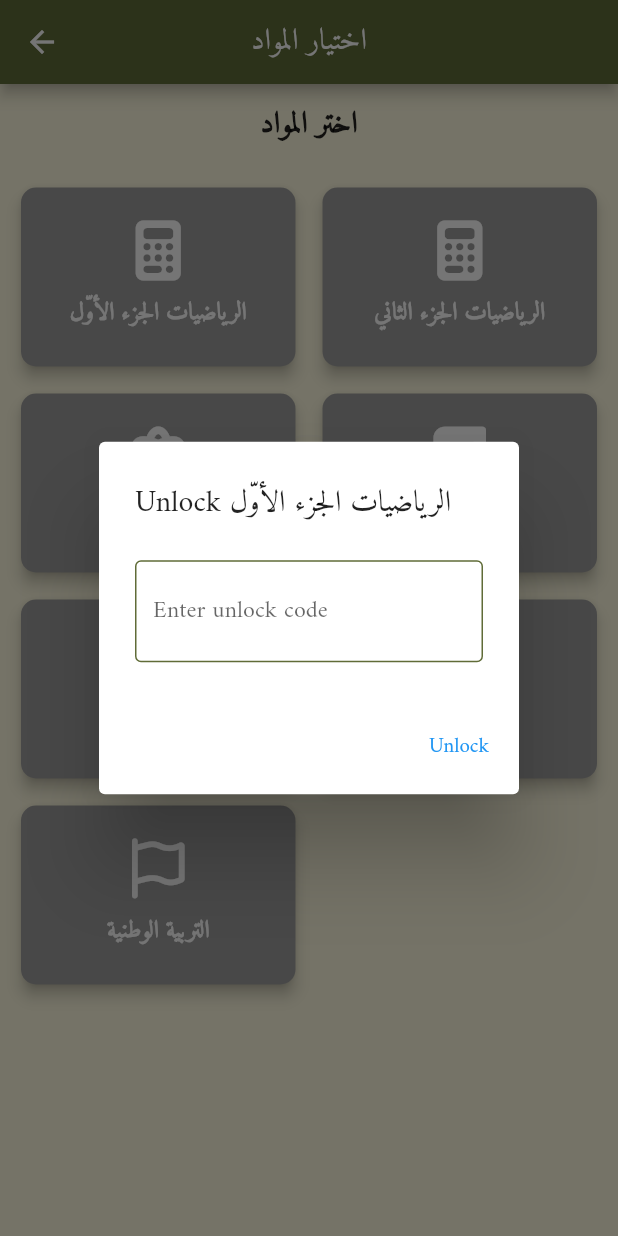
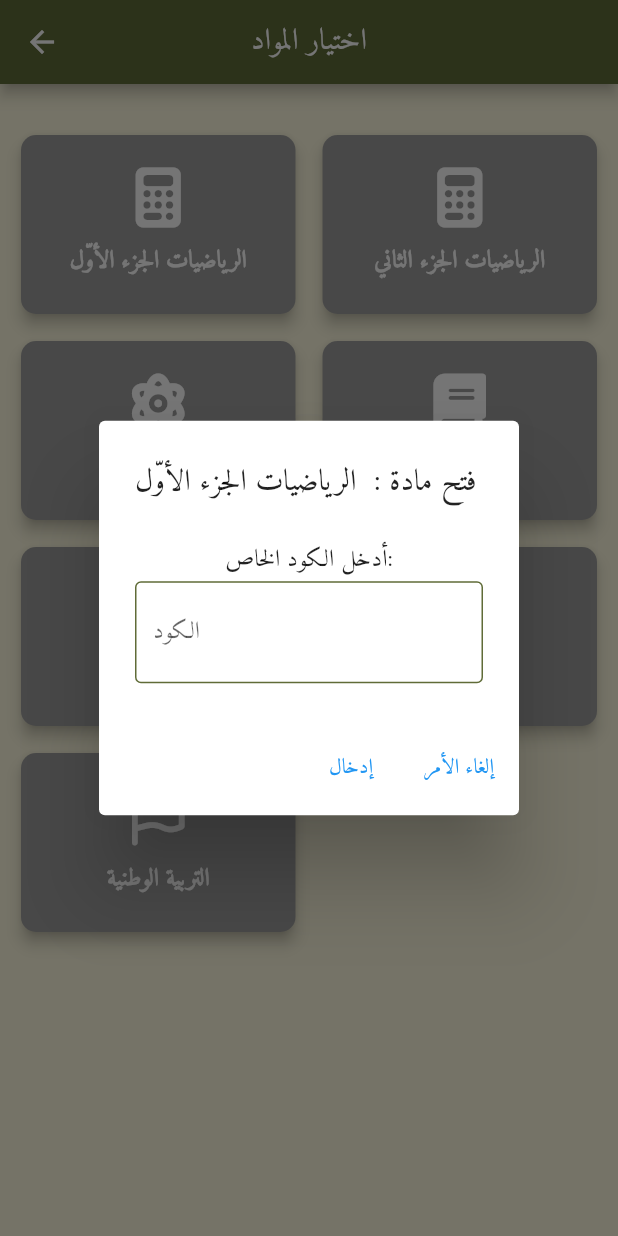
Before and after one commit to ChessXFM/baka, a Flutter app: the SubjectSelectionScreen screen opened by its route, after a tap on "الرياضيات الجزء الأوّل", on a phone screen of 412 x 824 dp. Run offline on Flutter 3.47's test engine with Material 2 defaults, Android fonts, the phone set to English and light mode, and no system bars; our stand-ins replace audioplayers, cloud_firestore, equatable, firebase_auth, firebase_core, flutter_bloc and 7 more; accounts and stored records are empty; generated files the repository leaves out were written again.

Commit message:
color handling

```diff
--- a/lib/features/quiz/bloc/quiz_bloc.dart
+++ b/lib/features/quiz/bloc/quiz_bloc.dart
@@ -4,6 +4,7 @@ import 'package:cloud_firestore/cloud_firestore.dart';
 import 'package:flutter_bloc/flutter_bloc.dart';
 import 'package:game/features/quiz/bloc/quiz_events.dart';
 import 'package:game/features/quiz/bloc/quiz_states.dart';
+import 'package:shared_preferences/shared_preferences.dart';
 import '../../../Core/constant.dart';
 import '../services/firebase_service.dart';
 import '../services/local_storage_service.dart';
@@ -19,8 +20,27 @@ class QuizBloc extends Bloc<QuizEvent, QuizState> {
     on<TimerTick>(_onTimerTick);
     on<SelectAnswer>(_onSubmitAnswer);
     on<SyncQuestions>(_onSyncQuestions);
-    // on<AddQuestionEvent>(_onAddQuestion);
+    on<UnlockSubject>(_onUnlockSubject);
   }
+Future<QuizState> _onUnlockSubject(UnlockSubject event, Emitter<QuizState> emit) async {
+  // Get the instance of SharedPreferences
+  final prefs = await SharedPreferences.getInstance();
+
+  // Retrieve the list of unlocked subjects, or initialize it if it doesn't exist
+  List<String> unlockedSubjects = prefs.getStringList('unlockedSubjects') ?? [];
+
+  // Check if the subject is already unlocked
+  if (!unlockedSubjects.contains(event.subjectName)) {
+    // If not, add the subject to the list
+    unlockedSubjects.add(event.subjectName);
+
+    // Save the updated list back to SharedPreferences
+    await prefs.setStringList('unlockedSubjects', unlockedSubjects);
+  }
+
+  // Return the new state with the updated list of unlocked subjects
+  return SubjectUnlockedState(unlockedSubjects);
+}
 
   void _startTimer() {
     const duration = Duration(seconds: 1);
@@ -162,22 +182,6 @@ class QuizBloc extends Bloc<QuizEvent, QuizState> {
     }
   }
 
-// // Handler for adding a question to Firebase
-//   Future<void> _onAddQuestion(
-//       AddQuestionEvent event, Emitter<QuizState> emit) async {
-//     emit(AddingQuestionState());
-
-//     try {
-//       // Call the Firebase service to add the question
-//       await firebaseService.addQuestion(event.subject, event.question);
-
-//       // Emit success state if the question is added successfully
-//       emit(QuestionAddedSuccessState());
-//     } catch (e) {
-//       // Emit failure state if an error occurs
-//       emit(QuestionAddedFailureState(errorMessage: e.toString()));
-//     }
-//   }
 
   @override
   Future<void> close() {
--- a/lib/features/quiz/bloc/quiz_events.dart
+++ b/lib/features/quiz/bloc/quiz_events.dart
@@ -41,13 +41,11 @@ class SyncQuestions extends QuizEvent {
   List<Object> get props => [subject];
 }
 
-// // Event for adding a single question
-// class AddQuestionEvent extends QuizEvent {
-//   final String subject;
-//   final Quiz question;
+class UnlockSubject extends QuizEvent {
+  final String subjectName;
 
-//   const AddQuestionEvent({required this.subject, required this.question});
+  const UnlockSubject(this.subjectName);
 
-//   @override
-//   List<Object> get props => [subject, question];
-// }
+  @override
+  List<Object> get props => [subjectName];
+}
--- a/lib/features/quiz/bloc/quiz_states.dart
+++ b/lib/features/quiz/bloc/quiz_states.dart
@@ -62,18 +62,11 @@ class QuizErrorState extends QuizState {
   });
 }
 
-// // State when adding question is in progress
-// class AddingQuestionState extends QuizState {}
+class SubjectUnlockedState extends QuizState {
+  final List<String> unlockedSubjects;
 
-// // State when adding question is successful
-// class QuestionAddedSuccessState extends QuizState {}
+  const SubjectUnlockedState(this.unlockedSubjects);
 
-// // State when adding question fails
-// class QuestionAddedFailureState extends QuizState {
-//   final String errorMessage;
-
-//   const QuestionAddedFailureState({required this.errorMessage});
-
-//   @override
-//   List<Object> get props => [errorMessage];
-// }
+  @override
+  List<Object> get props => [unlockedSubjects];
+}
--- a/lib/features/quiz/view/subjetcs_screen.dart
+++ b/lib/features/quiz/view/subjetcs_screen.dart
@@ -1,20 +1,14 @@
 import 'package:flutter/material.dart';
+import 'package:flutter_bloc/flutter_bloc.dart';
 import 'package:font_awesome_flutter/font_awesome_flutter.dart';
 import 'package:game/Core/constant.dart';
 import 'package:game/features/quiz/view/quiz_screen.dart';
-
 import '../../study table/models/study_subject_model.dart';
+import '../bloc/quiz_bloc.dart';
+import '../bloc/quiz_states.dart';
 
 class SubjectSelectionScreen extends StatelessWidget {
   static const String routeName = '/Subjects';
-  // final List<StudySubject> subjects = [
-  //   StudySubject('Biology', FontAwesomeIcons.flask, Colors.green, true),
-  //   StudySubject('Math', FontAwesomeIcons.calculator, Colors.blue, true),
-  //   StudySubject('فيزياء', FontAwesomeIcons.atom, Colors.redAccent, true),
-  //   StudySubject('كيمياء', FontAwesomeIcons.flask, Colors.orange, true),
-  //   StudySubject('إنجليزي', FontAwesomeIcons.book, Colors.purple, true),
-  //   StudySubject('وطنية', FontAwesomeIcons.flag, Colors.teal, true),
-  // ];
 
   const SubjectSelectionScreen({super.key});
 
@@ -27,12 +21,14 @@ class SubjectSelectionScreen extends StatelessWidget {
       ),
       body: Padding(
         padding: const EdgeInsets.all(10.0),
-        child: Column(
+        child: BlocBuilder<QuizBloc, QuizState>(
+          builder: (context, state) {
+            List<String> unlockedSubjects = [];
+            if (state is SubjectUnlockedState) {
+              unlockedSubjects = state.unlockedSubjects;
+            }
+            return Column(
               children: [
-            const Text(
-              'اختر المواد',
-              style: TextStyle(fontSize: 20, fontWeight: FontWeight.bold),
-            ),
                 const SizedBox(height: 20),
                 Expanded(
                   child: GridView.builder(
@@ -45,11 +41,15 @@ class SubjectSelectionScreen extends StatelessWidget {
                     itemCount: AppConstants.availableSubjects.length,
                     itemBuilder: (context, index) {
                       return SubjectCard(
-                      subject: AppConstants.availableSubjects[index]);
+                        isUnlocked: unlockedSubjects.contains(AppConstants.availableSubjects[index].name),
+                        subject: AppConstants.availableSubjects[index],
+                      );
                     },
                   ),
                 ),
               ],
+            );
+          },
         ),
       ),
     );
@@ -58,8 +58,9 @@ class SubjectSelectionScreen extends StatelessWidget {
 
 class SubjectCard extends StatelessWidget {
   final StudySubject subject;
+  final bool isUnlocked;
 
-  const SubjectCard({Key? key, required this.subject}) : super(key: key);
+  const SubjectCard({Key? key, required this.subject, required this.isUnlocked}) : super(key: key);
 
   @override
   Widget build(BuildContext context) {
@@ -70,8 +71,8 @@ class SubjectCard extends StatelessWidget {
         } else {
           Navigator.push(
             context,
-              MaterialPageRoute(
-                  builder: (context) => QuizScreen(subject: subject.name))); //
+            MaterialPageRoute(builder: (context) => QuizScreen(subject: subject.name)),
+          );
         }
       },
       child: Card(
@@ -79,9 +80,7 @@ class SubjectCard extends StatelessWidget {
         shape: RoundedRectangleBorder(
           borderRadius: BorderRadius.circular(10),
         ),
-        color: subject.isLocked
-            ? Colors.grey
-            : subject.color, // Change color if locked
+        color: !isUnlocked ? Colors.grey : subject.color,
         child: Column(
           mainAxisAlignment: MainAxisAlignment.center,
           children: [
@@ -108,10 +107,16 @@ class SubjectCard extends StatelessWidget {
       context: context,
       builder: (context) {
         return AlertDialog(
-          title: Text('Unlock ${subject.arabicName}'),
-          content: TextField(
+          title: Text('فتح مادة :  ${subject.arabicName}'),
+          content: Column(
+            mainAxisSize: MainAxisSize.min,
+            children: [
+              const Text('أدخل الكود الخاص:'),
+              TextField(
                 controller: codeController,
-            decoration: const InputDecoration(hintText: 'Enter unlock code'),
+                decoration: const InputDecoration(hintText: 'الكود'),
+              ),
+            ],
           ),
           actions: [
             TextButton(
@@ -122,20 +127,22 @@ class SubjectCard extends StatelessWidget {
                   Navigator.pop(context);
                   Navigator.push(
                     context,
-                      MaterialPageRoute(
-                          builder: (context) => QuizScreen(
-                              subject: subject.name))); // Close the dialog
+                    MaterialPageRoute(builder: (context) => QuizScreen(subject: subject.name)),
+                  );
                   ScaffoldMessenger.of(context).showSnackBar(
-                    SnackBar(
-                        content: Text('${subject.name} has been unlocked!')),
+                    SnackBar(content: Text('تم فتح المادة :${subject.name}')),
                   );
                 } else {
                   ScaffoldMessenger.of(context).showSnackBar(
-                    const SnackBar(content: Text('Incorrect code!')),
+                    const SnackBar(content: Text('كود خاطئ ! تأكد من دقة الكود .. ')),
                   );
                 }
               },
-              child: const Text('Unlock'),
+              child: const Text('إدخال'),
+            ),
+            TextButton(
+              onPressed: () => Navigator.pop(context),
+              child: const Text('إلغاء الأمر'),
             ),
           ],
         );
@@ -143,3 +150,151 @@ class SubjectCard extends StatelessWidget {
     );
   }
 }
+
+
+
+// import 'package:flutter/material.dart';
+// import 'package:flutter_bloc/flutter_bloc.dart';
+// import 'package:font_awesome_flutter/font_awesome_flutter.dart';
+// import 'package:game/Core/constant.dart';
+// import 'package:game/features/quiz/view/quiz_screen.dart';
+
+// import '../../study table/models/study_subject_model.dart';
+// import '../bloc/quiz_bloc.dart';
+// import '../bloc/quiz_states.dart';
+
+// class SubjectSelectionScreen extends StatelessWidget {
+//   static const String routeName = '/Subjects';
+
+//   const SubjectSelectionScreen({super.key});
+
+//   @override
+//   Widget build(BuildContext context) {
+//     return Scaffold(
+//       appBar: AppBar(
+//         title: const Text('اختيار المواد'),
+//         centerTitle: true,
+//       ),
+//       body: Padding(
+//         padding: const EdgeInsets.all(10.0),
+//         child: BlocBuilder<QuizBloc, QuizState>(
+//           builder: (context, state) {
+//             List<String> unlockedSubjects = [];
+//              if (state is SubjectUnlockedState) {
+//                 unlockedSubjects = state.unlockedSubjects;
+//               }
+//             return Column(
+//               children: [
+//                 const SizedBox(height: 20),
+//                 Expanded(
+//                   child: GridView.builder(
+//                     gridDelegate:
+//                         const SliverGridDelegateWithFixedCrossAxisCount(
+//                       crossAxisCount: 2,
+//                       childAspectRatio: 1.5,
+//                       crossAxisSpacing: 10,
+//                       mainAxisSpacing: 10,
+//                     ),
+//                     itemCount: AppConstants.availableSubjects.length,
+//                     itemBuilder: (context, index) {
+//                       return SubjectCard(isUnlocked: unlockedSubjects.contains( AppConstants.availableSubjects[index].name),
+//                           subject: AppConstants.availableSubjects[index]);
+//                     },
+//                   ),
+//                 ),
+//               ],
+//             );
+//           },
+//         ),
+//       ),
+//     );
+//   }
+// }
+
+// class SubjectCard extends StatelessWidget {
+//   final StudySubject subject;
+//   final bool isUnlocked;
+//   const SubjectCard({Key? key, required this.subject,required this.isUnlocked}) : super(key: key);
+
+//   @override
+//   Widget build(BuildContext context) {
+//     return GestureDetector(
+//       onTap: () {
+//         if (subject.isLocked) {
+//           _showUnlockDialog(context, subject);
+//         } else {
+//           Navigator.push(
+//               context,
+//               MaterialPageRoute(
+//                   builder: (context) => QuizScreen(subject: subject.name))); //
+//         }
+//       },
+//       child: Card(
+//         elevation: 4,
+//         shape: RoundedRectangleBorder(
+//           borderRadius: BorderRadius.circular(10),
+//         ),
+//         color: !isUnlocked
+//             ? Colors.grey
+//             : subject.color, // Change color if locked
+//         child: Column(
+//           mainAxisAlignment: MainAxisAlignment.center,
+//           children: [
+//             FaIcon(subject.icon, size: 40, color: Colors.white),
+//             const SizedBox(height: 8),
+//             Text(
+//               subject.arabicName,
+//               style: const TextStyle(
+//                 fontSize: 16,
+//                 fontWeight: FontWeight.bold,
+//                 color: Colors.white,
+//               ),
+//               textAlign: TextAlign.center,
+//             ),
+//           ],
+//         ),
+//       ),
+//     );
+//   }
+
+//   void _showUnlockDialog(BuildContext context, StudySubject subject) {
+//     final TextEditingController codeController = TextEditingController();
+//     showDialog(
+//       context: context,
+//       builder: (context) {
+//         return AlertDialog(
+//           title: Text('Unlock ${subject.arabicName}'),
+//           content: TextField(
+//             controller: codeController,
+//             decoration: const InputDecoration(hintText: 'Enter unlock code'),
+//           ),
+//           actions: [
+//             TextButton(
+//               onPressed: () {
+//                 if (codeController.text == 'kakashi') {
+//                   // Example unlock code
+//                   subject.isLocked = false; // Unlock the subject
+//                   Navigator.pop(context);
+//                   Navigator.push(
+//                       context,
+//                       MaterialPageRoute(
+//                           builder: (context) => QuizScreen(
+//                               subject: subject.name))); // Close the dialog
+//                   ScaffoldMessenger.of(context).showSnackBar(
+//                     SnackBar(
+//                         content: Text('${subject.name} has been unlocked!')),
+//                   );
+//                 } else {
+//                   ScaffoldMessenger.of(context).showSnackBar(
+//                     const SnackBar(content: Text('Incorrect code!')),
+//                   );
+//                 }
+//               },
+//               child: const Text('Unlock'),
+//             ),
+//           ],
+//         );
+//       },
+//     );
+//   }
+// }
```
Also changed, not shown: lib/features/quiz/services/local_storage_service.dart (+0 -21 lines). Lines whose indentation alone changed are shown as unchanged.
